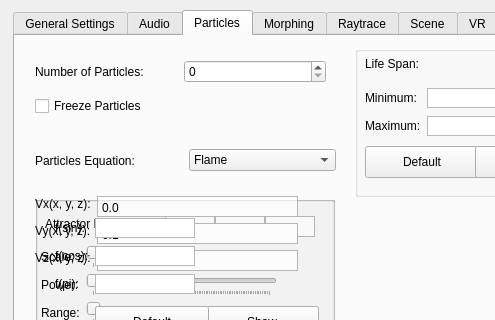
This is src/Qt/mainwindow.ui in UMLComputerGraphics/GraphicsProject as Qt 5 draws it before an edit; both pictures show x 0 to 495 and y 0 to 320 of the 627 by 683 pixel window. The edited form follows.
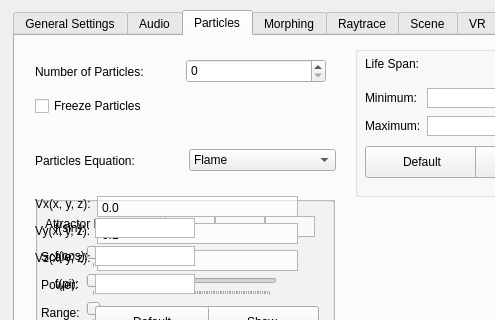
This is the edited form. The open tabs and pages were chosen to show the change.

Commit message: Limit max num particles to 100k in UI

What changed in the file:
```diff
--- a/src/Qt/mainwindow.ui
+++ b/src/Qt/mainwindow.ui
@@ -539,8 +539,20 @@
        </item>
        <item>
         <widget class="QSpinBox" name="numberOfParticlesSpinBox">
+         <property name="minimumSize">
+          <size>
+           <width>140</width>
+           <height>24</height>
+          </size>
+         </property>
+         <property name="maximumSize">
+          <size>
+           <width>140</width>
+           <height>24</height>
+          </size>
+         </property>
          <property name="maximum">
-          <number>1000000000</number>
+          <number>100000</number>
          </property>
          <property name="singleStep">
           <number>1</number>
```
Left out of the diff: 2 changed lines with no effect on the pictures.
